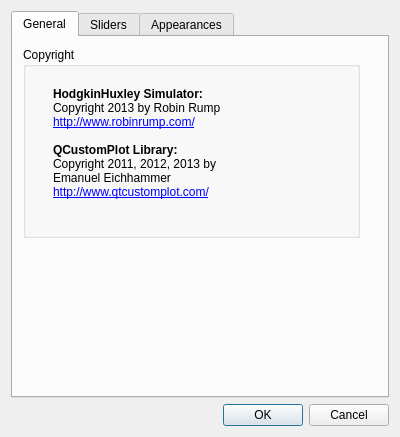
The window that preferences.ui (RobinRump/HodgkinHuxley) describes before a commit, drawn with Qt 5.
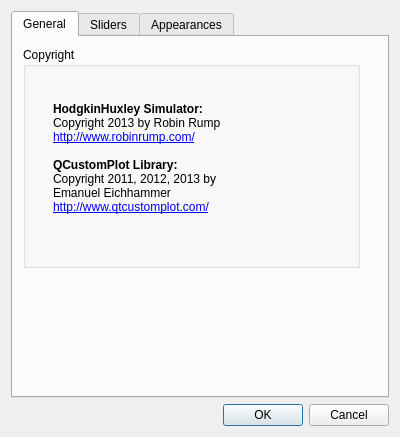
The same window after the commit.

Diff of the .ui file:
```diff
--- a/preferences.ui
+++ b/preferences.ui
@@ -29,7 +29,7 @@
          <x>10</x>
          <y>10</y>
          <width>337</width>
-         <height>191</height>
+         <height>221</height>
         </rect>
        </property>
        <property name="title">
@@ -41,7 +41,7 @@
           <x>30</x>
           <y>40</y>
           <width>271</width>
-          <height>131</height>
+          <height>171</height>
          </rect>
         </property>
         <property name="text">
```
